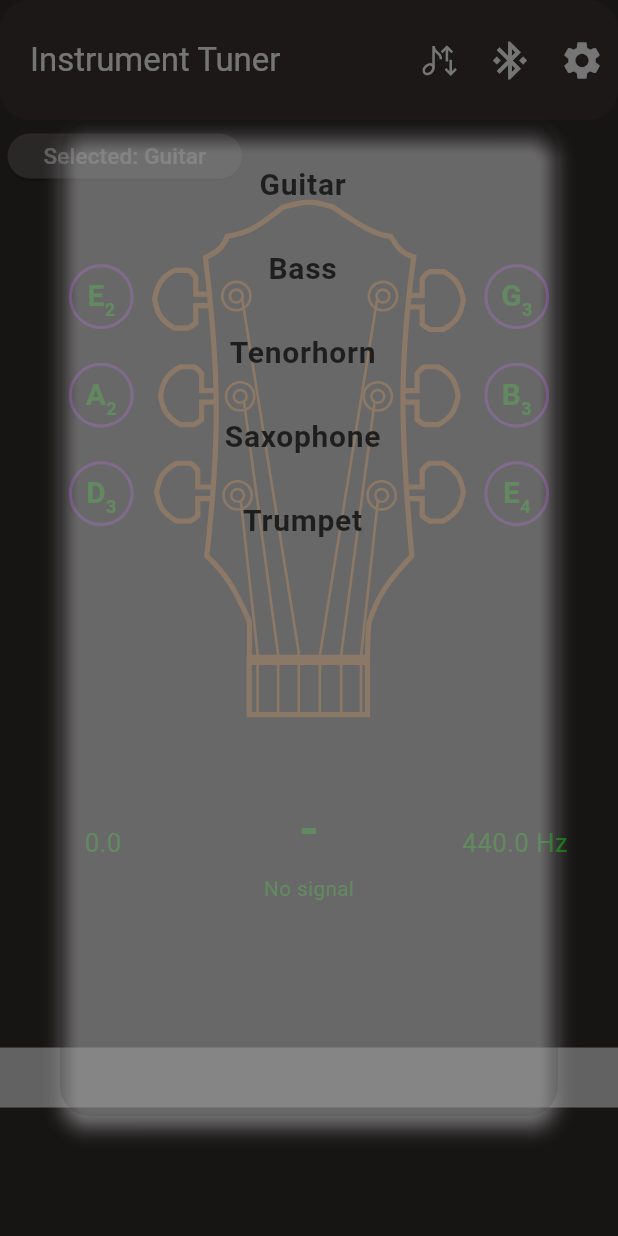
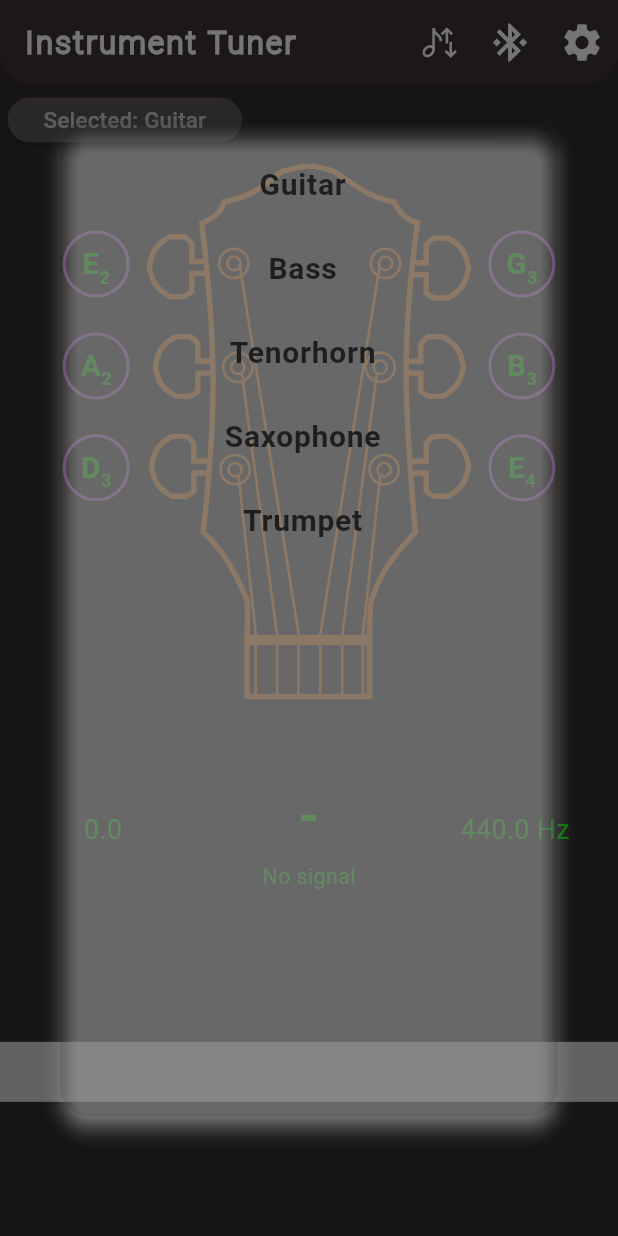
Before and after one commit to TomaszKK/music_tuner_app, a Flutter app: the screen it shows after launch, after a tap on an icon or button, on a phone screen of 412 x 824 dp. Run offline on Flutter 3.47's test engine with Material 3 defaults, Android fonts, the phone set to English and light mode, and no system bars; drawn by our look-alikes of syncfusion_flutter_gauges; our stand-ins replace flutter_blue_plus, flutter_native_splash, flutter_svg, loading_animation_widget, location, package_info_plus and 3 more; missing offline and left inert: wheel_picker; accounts and stored records are empty; Roboto replaces fonts that are missing (Poppins).

Commit message:
Add theme changing button in Settings + saving this state. Fix the colors for light and dark mode (in progress)

```diff
--- a/lib/main.dart
+++ b/lib/main.dart
@@ -1,6 +1,7 @@
 import 'package:flutter/material.dart';
 import 'package:flutter/services.dart';
 import 'package:flutter_native_splash/flutter_native_splash.dart';
+import 'package:music_tuner/widgets/DatabaseHelper.dart';
 import 'package:provider/provider.dart';
 import 'package:music_tuner/providers/ThemeManager.dart';
 import 'package:music_tuner/screens/HomePage.dart';
@@ -14,14 +15,31 @@ Future<void> main() async {
   //   DeviceOrientation.portraitUp,
   // ]);
 
+  final themeMode = await fetchInitialThemeMode();
+
   runApp(
     ChangeNotifierProvider(
-      create: (context) => ThemeManager(),
+      create: (context) => ThemeManager(initialThemeMode: themeMode),
       child: const MyApp(),
     ),
   );
 
   FlutterNativeSplash.remove();
+}
+
+Future<bool> fetchInitialThemeMode() async {
+  final dbHelper = DatabaseHelper();
+  final settings = await dbHelper.getSettings();
+
+  if (settings != null && settings['theme_mode'] != null) {
+    final themeMode = settings['theme_mode'];
+    if (themeMode == 'light') return false;
+    if (themeMode == 'dark') return true;
+  }
+
+  return true;
+  // Default theme mode
+  // return ThemeMode.system;
 }
 
 class MyApp extends StatelessWidget {
--- a/lib/providers/ThemeManager.dart
+++ b/lib/providers/ThemeManager.dart
@@ -4,6 +4,10 @@ import 'package:music_tuner/utils/font_manager.dart';
 
 class ThemeManager with ChangeNotifier {
   bool _isDark = true; // Theme state
+
+  ThemeManager({required bool initialThemeMode}) {
+    _isDark = initialThemeMode;
+  }
 
   // Light Theme
   ThemeData get lightTheme => ThemeData.light().copyWith(
--- a/lib/screens/HomePage.dart
+++ b/lib/screens/HomePage.dart
@@ -113,17 +113,31 @@ class HomePageState extends State<HomePage> with WidgetsBindingObserver {
   AppBar _buildAppBar(BuildContext context){
     return AppBar(
       backgroundColor: Theme.of(context).colorScheme.primaryContainer,
-      toolbarHeight: 80,
       shape: RoundedRectangleBorder(
-        borderRadius: BorderRadius.circular(20),
+        borderRadius: BorderRadius.only(
+          bottomLeft: Radius.circular(20), // Round bottom-left corner
+          bottomRight: Radius.circular(20), // Round bottom-right corner
+        ),
       ),
-      titleSpacing: 20,
-      title: Text(
-        widget.title,
-        style: TextStyle(
-          color: Theme.of(context).colorScheme.onPrimaryContainer,
-          fontFamily: 'Poppins',
-        ),
+      // titleSpacing: 20,
+      title: Stack(
+        children: [
+          // Black outline (slightly larger text)
+          Text(
+            widget.title,
+            style: TextStyle(
+              fontFamily: 'Poppins',
+              fontWeight: FontWeight.w200,
+              fontSize: 20, // Adjust font size
+              // color: Theme.of(context).colorScheme.onPrimaryContainer,
+              letterSpacing: 2,
+              foreground: Paint()
+                ..style = PaintingStyle.stroke
+                ..strokeWidth = 2 // Outline thickness
+                ..color = Theme.of(context).colorScheme.onPrimaryContainer,
+            ),
+          ),
+        ],
       ),
       actions: [
         TranspositionButton(selectedInstrument: _selectedInstrument),
--- a/lib/utils/color_schemes.dart
+++ b/lib/utils/color_schemes.dart
@@ -2,17 +2,17 @@ import 'package:flutter/material.dart';
 
 class AppColors {
   // Light Theme Colors
-  static const Color lightPrimary = Color(0xFFA4A4A4);
-  static const Color lightOnPrimary = Color(0xFF000000);
-  static const Color lightPrimaryContainer = Color(0xFF606060);
-  static const Color lightOnPrimaryContainer = Color(0xFF000000);
-  static const Color lightSecondary = Color(0xFFE10000);
-  static const Color lightOnSecondary = Color(0xFFE5E5E5);
-  static const Color lightSecondaryContainer = Color(0xFFE5E5E5);
-  static const Color lightOnSecondaryContainer = Color(0xFFE5E5E5);
-  static const Color lightBackground = Color(0xFFDACEC9);
-  static const Color lightSurface = Color(0xFFE5E5E5);
-  static const Color lightError = Color(0xFFE5E5E5);
+  static const Color lightPrimary = Color(0xFFE0E0DB);
+  static const Color lightOnPrimary = Color(0xFF38D2E0);
+  static const Color lightPrimaryContainer = Color(0xFFB6B6B2);
+  static const Color lightOnPrimaryContainer = Color(0xFF383838);
+  static const Color lightSecondary = Color(0xFF2BA400);
+  static const Color lightOnSecondary = Color(0xFFFF771E);
+  static const Color lightSecondaryContainer = Color(0xFFD7A8FF);
+  static const Color lightOnSecondaryContainer = Color(0xFFD006F1);
+  static const Color lightBackground = Color(0xFFFFFFF5);
+  static const Color lightSurface = Color(0xFFD3D3D3);
+  static const Color lightError = Color(0xFFD90000);
   static const Color lightOnBackground = Color(0xFFE5E5E5);
   static const Color lightOnSurface = Color(0xFFE5E5E5);
   static const Color lightOnError = Color(0xFFE5E5E5);
@@ -23,11 +23,11 @@ class AppColors {
   static const Color darkOnPrimaryContainer = Color(0xFFFFFFFF);
   static const Color darkSecondary = Color(0xFF0AEF05);
   static const Color darkOnSecondary = Color(0xFFFE8C22);
-  static const Color darkSecondaryContainer = Color(0xFFC03BFF);
+  static const Color darkSecondaryContainer = Color(0xFFD677FF);
   static const Color darkOnSecondaryContainer = Color(0xFFD177FF);
   static const Color darkBackground = Color(0xFF322C2C);
-  static const Color darkSurface = Color(0xFF1E1E1E);
-  static const Color darkError = Color(0xFF1E1E1E);
+  static const Color darkSurface = Color(0xFFEAEAEA);
+  static const Color darkError = Color(0xFFE30000);
   static const Color darkOnBackground = Color(0xFF1E1E1E);
   static const Color darkOnSurface = Color(0xFF1E1E1E);
   static const Color darkOnError = Color(0xFF1E1E1E);
--- a/lib/widgets/DatabaseHelper.dart
+++ b/lib/widgets/DatabaseHelper.dart
@@ -29,7 +29,7 @@ class DatabaseHelper {
 
     return await openDatabase(
       path,
-      version: 4,  // Increment the version to trigger migration
+      version: 5,  // Increment the version to trigger migration
       onCreate: (db, version) async {
         // Create tables
         await db.execute('''
@@ -43,6 +43,7 @@ class DatabaseHelper {
         manual_notes TEXT,
         device_id TEXT,
         frequency REAL
+        theme_mode TEXT
       )
       ''');
       },
@@ -64,6 +65,11 @@ class DatabaseHelper {
         if (oldVersion < 4) {
           await db.execute('''
           ALTER TABLE settings ADD COLUMN frequency REAL;
+        ''');
+        }
+        if (oldVersion < 5) {
+          await db.execute('''
+          ALTER TABLE settings ADD COLUMN theme_mode TEXT;
         ''');
         }
       },
@@ -189,7 +195,7 @@ class DatabaseHelper {
     }
   }
 
-  Future<void> insertOrUpdateAll(Map<String, int> transpositionNotify, Map<String, List<String>> instrumentNotesMap, Map<String, List<String>> manualNotesMap, bool isNoteChanged, Map<String, bool> isResetVisible, String deviceId) async {
+  Future<void> insertOrUpdateAll(Map<String, int> transpositionNotify, Map<String, List<String>> instrumentNotesMap, Map<String, List<String>> manualNotesMap, bool isNoteChanged, Map<String, bool> isResetVisible, String deviceId, String theme) async {
     final db = await database;
 
     String transpositionNotifyJson = jsonEncode(transpositionNotify);
@@ -210,7 +216,8 @@ class DatabaseHelper {
           'instrument_notes': instrumentNotesJson,
           'manual_notes': manualNotesJson,
           'device_id': deviceId,
-          'frequency': '440.0'
+          'frequency': '440.0',
+          'theme_mode': theme
         },
       );
     } else {
@@ -224,7 +231,8 @@ class DatabaseHelper {
           'instrument_notes': instrumentNotesJson,
           'manual_notes': manualNotesJson,
           'device_id': deviceId,
-          'frequency': '440.0'
+          'frequency': '440.0',
+          'theme_mode': theme
         },
         conflictAlgorithm: ConflictAlgorithm.replace,
       );
--- a/lib/widgets/NoteRepresentationWidget.dart
+++ b/lib/widgets/NoteRepresentationWidget.dart
@@ -42,7 +42,7 @@ class NoteRepresentationWidget extends StatelessWidget {
       return Text(
         note,
         style: TextStyle(
-          color: ThemeManager().currentTheme.colorScheme.secondary,
+          color: Provider.of<ThemeManager>(context).currentTheme.colorScheme.secondary,
           fontSize: fontSize,
           fontWeight: FontWeight.bold
         ),
--- a/pubspec.yaml
+++ b/pubspec.yaml
@@ -113,10 +113,6 @@ flutter:
     - lib/assets/Trumpet.svg
     - lib/assets/Transposition_logo.svg
     - lib/assets/Transp_logo.svg
-    - lib/assets/notes.dart
-    - lib/assets/notes_tenor.dart
-    - lib/assets/notes_saxophone.dart
-    - lib/assets/notes_trumpet.dart
     - lib/assets/logo.png
     - lib/widgets/TopBar/
 
```
Also changed, not shown: lib/screens/SettingsPage.dart (+9 -3 lines), lib/widgets/TranspositionWidget.dart (+22 -10 lines), 1 other file.
